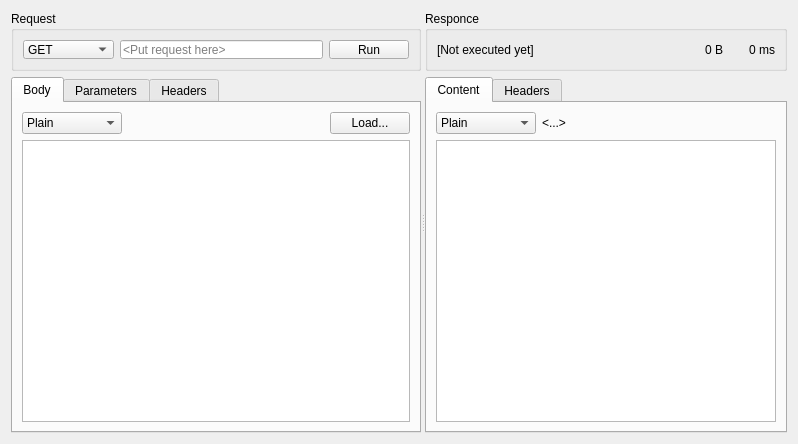
Before: the Qt Designer form src/CRequestGUI.ui in ArsMasiuk/bootsmann, drawn with Qt 5.
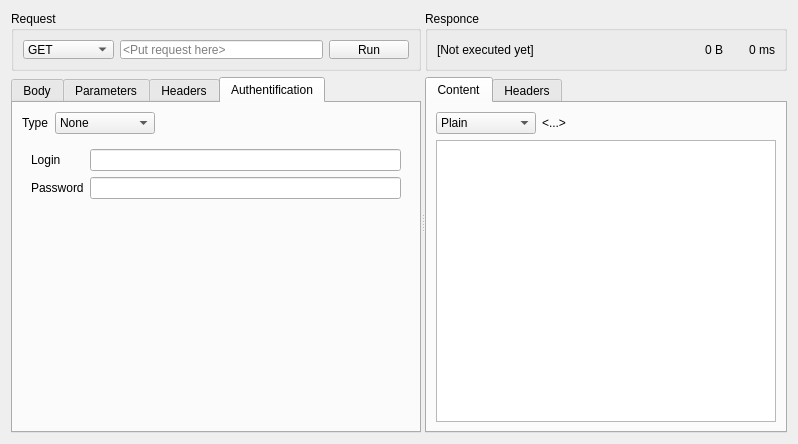
After: the same form once the commit is applied. The open tabs and pages were chosen to show the change. Custom widgets are drawn as their Qt base class.

Commit message: loading etc.

The edit to the form file:
```diff
--- a/src/CRequestGUI.ui
+++ b/src/CRequestGUI.ui
@@ -350,6 +350,86 @@
            </item>
           </layout>
          </widget>
+         <widget class="QWidget" name="AuthTab">
+          <attribute name="title">
+           <string>Authentification</string>
+          </attribute>
+          <layout class="QVBoxLayout" name="verticalLayout_9">
+           <item>
+            <layout class="QHBoxLayout" name="horizontalLayout_8">
+             <item>
+              <widget class="QLabel" name="label">
+               <property name="text">
+                <string>Type</string>
+               </property>
+              </widget>
+             </item>
+             <item>
+              <widget class="QComboBox" name="AuthType">
+               <property name="minimumSize">
+                <size>
+                 <width>100</width>
+                 <height>0</height>
+                </size>
+               </property>
+               <item>
+                <property name="text">
+                 <string>None</string>
+                </property>
+               </item>
+               <item>
+                <property name="text">
+                 <string>Explicit</string>
+                </property>
+               </item>
+              </widget>
+             </item>
+             <item>
+              <spacer name="horizontalSpacer_5">
+               <property name="orientation">
+                <enum>Qt::Horizontal</enum>
+               </property>
+               <property name="sizeHint" stdset="0">
+                <size>
+                 <width>40</width>
+                 <height>20</height>
+                </size>
+               </property>
+              </spacer>
+             </item>
+            </layout>
+           </item>
+           <item>
+            <widget class="QStackedWidget" name="AuthStack">
+             <widget class="QWidget" name="NoAuth"/>
+             <widget class="QWidget" name="LoginPassAuth">
+              <layout class="QFormLayout" name="formLayout">
+               <item row="0" column="0">
+                <widget class="QLabel" name="label_2">
+                 <property name="text">
+                  <string>Login</string>
+                 </property>
+                </widget>
+               </item>
+               <item row="0" column="1">
+                <widget class="QLineEdit" name="LoginEdit"/>
+               </item>
+               <item row="1" column="0">
+                <widget class="QLabel" name="label_3">
+                 <property name="text">
+                  <string>Password</string>
+                 </property>
+                </widget>
+               </item>
+               <item row="1" column="1">
+                <widget class="QLineEdit" name="PasswordEdit"/>
+               </item>
+              </layout>
+             </widget>
+            </widget>
+           </item>
+          </layout>
+         </widget>
         </widget>
        </item>
       </layout>
```
Left out of the diff: 7 changed lines with no effect on the pictures. The commit also changes 2 other files.
